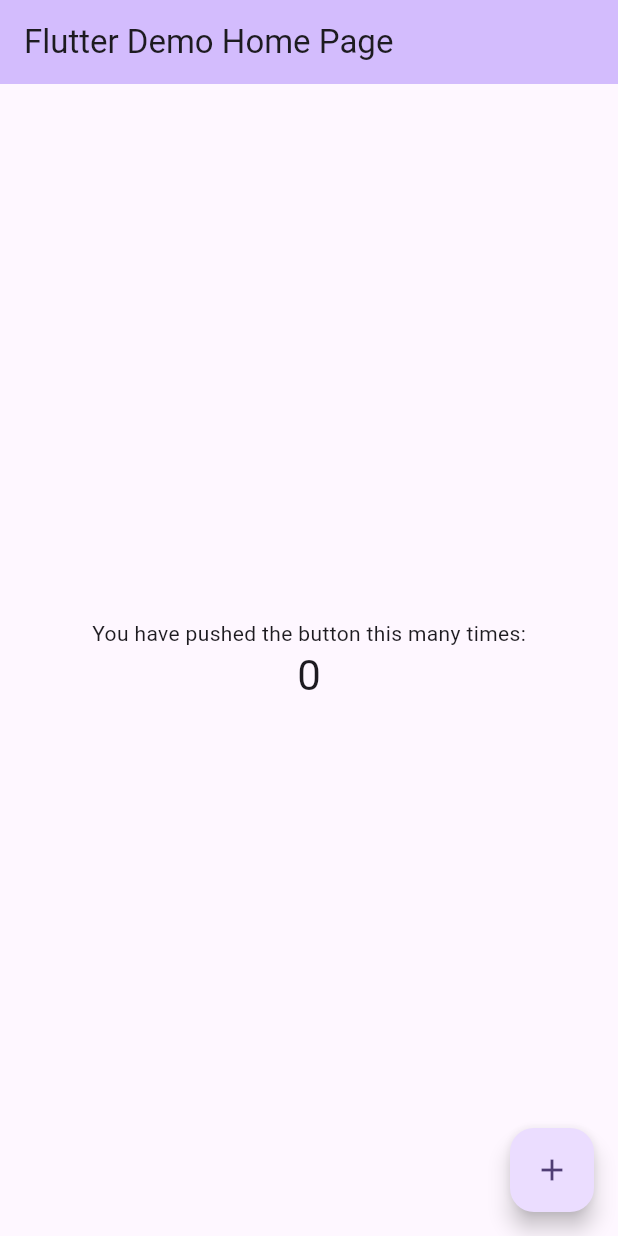
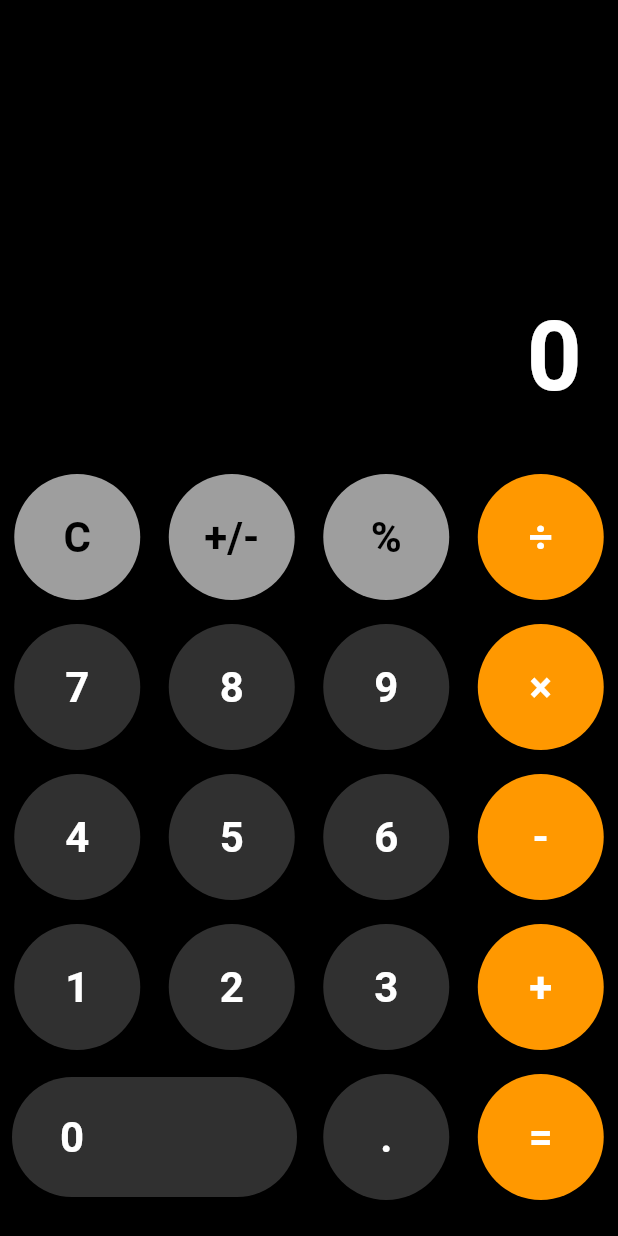
Before and after one commit to could-ai/019aed0d-cd8a-75a3-9a60-5584b87ebcf6, a Flutter app: the screen it shows after launch, on a phone screen of 412 x 824 dp. Run offline on Flutter 3.47's test engine with Material 3 defaults, Android fonts, the phone set to English and light mode, and no system bars.

Commit message:
Setup main entry point to route to CalculatorScreen; Create CalculatorScreen with UI and logic for arithmetic operations

```diff
--- /dev/null
+++ b/usr/lib/calculator_screen.dart
@@ -0,0 +1,286 @@
+import 'package:flutter/material.dart';
+
+class CalculatorScreen extends StatefulWidget {
+  const CalculatorScreen({super.key});
+
+  @override
+  State<CalculatorScreen> createState() => _CalculatorScreenState();
+}
+
+class _CalculatorScreenState extends State<CalculatorScreen> {
+  String _output = "0";
+  String _currentNumber = "";
+  double _num1 = 0;
+  double _num2 = 0;
+  String _operand = "";
+  String _history = "";
+  bool _isResult = false;
+
+  void buttonPressed(String buttonText) {
+    setState(() {
+      if (buttonText == "C") {
+        _output = "0";
+        _currentNumber = "";
+        _num1 = 0;
+        _num2 = 0;
+        _operand = "";
+        _history = "";
+        _isResult = false;
+      } else if (buttonText == "+" ||
+          buttonText == "-" ||
+          buttonText == "×" ||
+          buttonText == "÷") {
+
+        if (_currentNumber.isEmpty && _output != "0" && _output != "Error") {
+           // Use the current output as the first number if currentNumber is empty (e.g. after equals)
+           _currentNumber = _output;
+        }
+
+        if (_operand.isNotEmpty && _currentNumber.isNotEmpty) {
+          // Chain calculation
+          _calculateIntermediate();
+        } else if (_currentNumber.isNotEmpty) {
+          _num1 = double.tryParse(_currentNumber) ?? 0;
+        }
+
+        _operand = buttonText;
+        _history = "${_formatNumber(_num1)} $_operand";
+        _currentNumber = "";
+        _isResult = false;
+
+      } else if (buttonText == ".") {
+        if (_isResult) {
+          _currentNumber = "0.";
+          _isResult = false;
+        } else if (!_currentNumber.contains(".")) {
+          _currentNumber = _currentNumber.isEmpty ? "0." : _currentNumber + ".";
+        }
+        _output = _currentNumber;
+      } else if (buttonText == "=") {
+        if (_operand.isNotEmpty) {
+          if (_currentNumber.isEmpty) {
+             // If user hits = without typing second number, use num1 or 0?
+             // Standard calc usually repeats operation or does nothing.
+             // Let's assume user meant to repeat num1 or just use current output.
+             _num2 = _num1; // or double.tryParse(_output) ?? 0;
+          } else {
+             _num2 = double.tryParse(_currentNumber) ?? 0;
+          }
+
+          _calculateResult();
+          _operand = "";
+          _history = "";
+          _isResult = true;
+          _currentNumber = ""; // Clear so next input starts fresh
+        }
+      } else if (buttonText == "+/-") {
+        if (_output != "0" && _output != "Error") {
+          if (_output.startsWith("-")) {
+            _output = _output.substring(1);
+          } else {
+            _output = "-$_output";
+          }
+          _currentNumber = _output;
+        }
+      } else if (buttonText == "%") {
+         if (_output != "0" && _output != "Error") {
+             double val = double.tryParse(_output) ?? 0;
+             val = val / 100;
+             _output = _formatNumber(val);
+             _currentNumber = _output;
+             _isResult = true; // Treat as a result
+         }
+      } else {
+        // Number
+        if (_isResult) {
+          _currentNumber = buttonText;
+          _isResult = false;
+        } else {
+          _currentNumber += buttonText;
+        }
+        _output = _currentNumber;
+      }
+    });
+  }
+
+  void _calculateIntermediate() {
+    _num2 = double.tryParse(_currentNumber) ?? 0;
+    _performOperation();
+    _output = _formatNumber(_num1);
+  }
+
+  void _calculateResult() {
+    _performOperation();
+    _output = _formatNumber(_num1);
+  }
+
+  void _performOperation() {
+    if (_operand == "+") {
+      _num1 = _num1 + _num2;
+    } else if (_operand == "-") {
+      _num1 = _num1 - _num2;
+    } else if (_operand == "×") {
+      _num1 = _num1 * _num2;
+    } else if (_operand == "÷") {
+      if (_num2 == 0) {
+        _output = "Error";
+        _num1 = 0;
+        return;
+      }
+      _num1 = _num1 / _num2;
+    }
+  }
+
+  String _formatNumber(double num) {
+    if (num == double.infinity || num == double.negativeInfinity) return "Error";
+    // Remove decimal if .0
+    if (num % 1 == 0) {
+      return num.toInt().toString();
+    }
+    // Limit decimal places to avoid overflow
+    String s = num.toString();
+    if (s.length > 10) {
+      return num.toStringAsPrecision(8);
+    }
+    return s;
+  }
+
+  Widget buildButton(String buttonText, Color buttonColor, Color textColor) {
+    return Expanded(
+      child: Container(
+        margin: const EdgeInsets.all(8.0),
+        child: ElevatedButton(
+          style: ElevatedButton.styleFrom(
+            shape: const CircleBorder(),
+            padding: const EdgeInsets.all(22.0),
+            backgroundColor: buttonColor,
+            foregroundColor: textColor,
+            elevation: 2,
+          ),
+          onPressed: () => buttonPressed(buttonText),
+          child: Text(
+            buttonText,
+            style: const TextStyle(
+              fontSize: 28.0,
+              fontWeight: FontWeight.bold,
+            ),
+          ),
+        ),
+      ),
+    );
+  }
+
+  @override
+  Widget build(BuildContext context) {
+    return Scaffold(
+      backgroundColor: Colors.black,
+      body: SafeArea(
+        child: Column(
+          children: <Widget>[
+            Expanded(
+              child: Container(
+                alignment: Alignment.bottomRight,
+                padding: const EdgeInsets.symmetric(vertical: 24.0, horizontal: 24.0),
+                child: Column(
+                  mainAxisAlignment: MainAxisAlignment.end,
+                  crossAxisAlignment: CrossAxisAlignment.end,
+                  children: [
+                    Text(
+                      _history,
+                      style: const TextStyle(
+                        fontSize: 24.0,
+                        color: Colors.grey,
+                      ),
+                    ),
+                    const SizedBox(height: 10),
+                    FittedBox(
+                      fit: BoxFit.scaleDown,
+                      child: Text(
+                        _output,
+                        style: const TextStyle(
+                          fontSize: 64.0,
+                          fontWeight: FontWeight.bold,
+                          color: Colors.white,
+                        ),
+                      ),
+                    ),
+                  ],
+                ),
+              ),
+            ),
+
+            // Keypad
+            Padding(
+              padding: const EdgeInsets.only(bottom: 16.0),
+              child: Column(
+                children: [
+                  Row(
+                    children: [
+                      buildButton("C", Colors.grey, Colors.black),
+                      buildButton("+/-", Colors.grey, Colors.black),
+                      buildButton("%", Colors.grey, Colors.black),
+                      buildButton("÷", Colors.orange, Colors.white),
+                    ],
+                  ),
+                  Row(
+                    children: [
+                      buildButton("7", Colors.grey[850]!, Colors.white),
+                      buildButton("8", Colors.grey[850]!, Colors.white),
+                      buildButton("9", Colors.grey[850]!, Colors.white),
+                      buildButton("×", Colors.orange, Colors.white),
+                    ],
+                  ),
+                  Row(
+                    children: [
+                      buildButton("4", Colors.grey[850]!, Colors.white),
+                      buildButton("5", Colors.grey[850]!, Colors.white),
+                      buildButton("6", Colors.grey[850]!, Colors.white),
+                      buildButton("-", Colors.orange, Colors.white),
+                    ],
+                  ),
+                  Row(
+                    children: [
+                      buildButton("1", Colors.grey[850]!, Colors.white),
+                      buildButton("2", Colors.grey[850]!, Colors.white),
+                      buildButton("3", Colors.grey[850]!, Colors.white),
+                      buildButton("+", Colors.orange, Colors.white),
+                    ],
+                  ),
+                  Row(
+                    children: [
+                      Expanded(
+                        flex: 2,
+                        child: Container(
+                          margin: const EdgeInsets.all(8.0),
+                          child: ElevatedButton(
+                            style: ElevatedButton.styleFrom(
+                              shape: const StadiumBorder(),
+                              padding: const EdgeInsets.only(left: 32, top: 20, bottom: 20, right: 20),
+                              alignment: Alignment.centerLeft,
+                              backgroundColor: Colors.grey[850]!,
+                            ),
+                            onPressed: () => buttonPressed("0"),
+                            child: const Text(
+                              "0",
+                              style: TextStyle(
+                                fontSize: 28.0,
+                                fontWeight: FontWeight.bold,
+                                color: Colors.white,
+                              ),
+                            ),
+                          ),
+                        ),
+                      ),
+                      buildButton(".", Colors.grey[850]!, Colors.white),
+                      buildButton("=", Colors.orange, Colors.white),
+                    ],
+                  ),
+                ],
+              ),
+            ),
+          ],
+        ),
+      ),
+    );
+  }
+}
--- a/usr/lib/main.dart
+++ b/usr/lib/main.dart
@@ -1,123 +1,26 @@
 import 'package:flutter/material.dart';
+import 'calculator_screen.dart';
 
 void main() {
-  runApp(const MyApp());
+  runApp(const CalculatorApp());
 }
 
-class MyApp extends StatelessWidget {
-  const MyApp({super.key});
+class CalculatorApp extends StatelessWidget {
+  const CalculatorApp({super.key});
 
-  // This widget is the root of your application.
   @override
   Widget build(BuildContext context) {
     return MaterialApp(
-      title: 'Flutter Demo',
+      title: 'Calculator',
       debugShowCheckedModeBanner: false,
       theme: ThemeData(
-        // This is the theme of your application.
-        //
-        // TRY THIS: Try running your application with "flutter run". You'll see
-        // the application has a purple toolbar. Then, without quitting the app,
-        // try changing the seedColor in the colorScheme below to Colors.green
-        // and then invoke "hot reload" (save your changes or press the "hot
-        // reload" button in a Flutter-supported IDE, or press "r" if you used
-        // the command line to start the app).
-        //
-        // Notice that the counter didn't reset back to zero; the application
-        // state is not lost during the reload. To reset the state, use hot
-        // restart instead.
-        //
-        // This works for code too, not just values: Most code changes can be
-        // tested with just a hot reload.
         colorScheme: ColorScheme.fromSeed(seedColor: Colors.deepPurple),
+        useMaterial3: true,
       ),
       initialRoute: '/',
       routes: {
-        '/': (context) => const MyHomePage(title: 'Flutter Demo Home Page'),
+        '/': (context) => const CalculatorScreen(),
       },
     );
   }
 }
-
-class MyHomePage extends StatefulWidget {
-  const MyHomePage({super.key, required this.title});
-
-  // This widget is the home page of your application. It is stateful, meaning
-  // that it has a State object (defined below) that contains fields that affect
-  // how it looks.
-
-  // This class is the configuration for the state. It holds the values (in this
-  // case the title) provided by the parent (in this case the App widget) and
-  // used by the build method of the State. Fields in a Widget subclass are
-  // always marked "final".
-
-  final String title;
-
-  @override
-  State<MyHomePage> createState() => _MyHomePageState();
-}
-
-class _MyHomePageState extends State<MyHomePage> {
-  int _counter = 0;
-
-  void _incrementCounter() {
-    setState(() {
-      // This call to setState tells the Flutter framework that something has
-      // changed in this State, which causes it to rerun the build method below
-      // so that the display can reflect the updated values. If we changed
-      // _counter without calling setState(), then the build method would not be
-      // called again, and so nothing would appear to happen.
-      _counter++;
-    });
-  }
-
-  @override
-  Widget build(BuildContext context) {
-    // This method is rerun every time setState is called, for instance as done
-    // by the _incrementCounter method above.
-    //
-    // The Flutter framework has been optimized to make rerunning build methods
-    // fast, so that you can just rebuild anything that needs updating rather
-    // than having to individually change instances of widgets.
-    return Scaffold(
-      appBar: AppBar(
-        // TRY THIS: Try changing the color here to a specific color (to
-        // Colors.amber, perhaps?) and trigger a hot reload to see the AppBar
-        // change color while the other colors stay the same.
-        backgroundColor: Theme.of(context).colorScheme.inversePrimary,
-        // Here we take the value from the MyHomePage object that was created by
-        // the App.build method, and use it to set our appbar title.
-        title: Text(widget.title),
-      ),
-      body: Center(
-        // Center is a layout widget. It takes a single child and positions it
-        // in the middle of the parent.
-        child: Column(
-          // Column is also a layout widget. It takes a list of children and
-          // arranges them vertically. By default, it sizes itself to fit its
-          // children horizontally, and tries to be as tall as its parent.
-          //
-          // Column has various properties to control how it sizes itself and
-          // how it positions its children. Here we use mainAxisAlignment to
-          // center the children vertically; the main axis here is the vertical
-          // axis because Columns are vertical (the cross axis would be
-          // horizontal).
-          //
-          // TRY THIS: Invoke "debug painting" (choose the "Toggle Debug Paint"
-          // action in the IDE, or press "p" in the console), to see the
-          // wireframe for each widget.
-          mainAxisAlignment: MainAxisAlignment.center,
-          children: <Widget>[
-            const Text('You have pushed the button this many times:'),
-            Text('$_counter', style: Theme.of(context).textTheme.headlineMedium),
-          ],
-        ),
-      ),
-      floatingActionButton: FloatingActionButton(
-        onPressed: _incrementCounter,
-        tooltip: 'Increment',
-        child: const Icon(Icons.add),
-      ), // This trailing comma makes auto-formatting nicer for build methods.
-    );
-  }
-}
```
